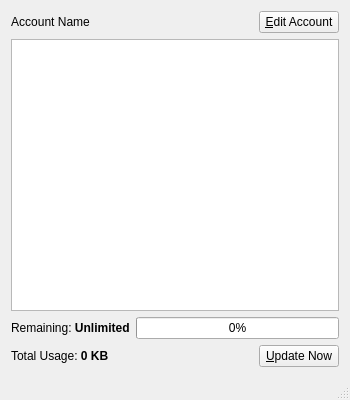
Before: the Qt Designer form mainwindow.ui in nsmgr8/BLUsage-qt4, drawn with Qt 5.
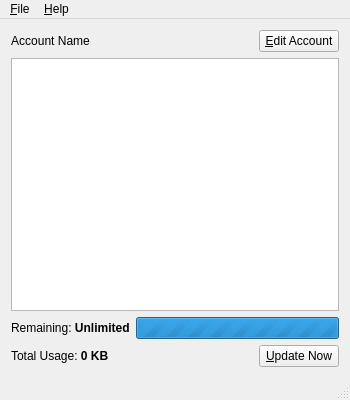
After: the same form once the commit is applied.

```diff
--- a/mainwindow.ui
+++ b/mainwindow.ui
@@ -10,6 +10,12 @@
     <height>400</height>
    </rect>
   </property>
+  <property name="sizePolicy">
+   <sizepolicy hsizetype="Fixed" vsizetype="Preferred">
+    <horstretch>0</horstretch>
+    <verstretch>0</verstretch>
+   </sizepolicy>
+  </property>
   <property name="minimumSize">
    <size>
     <width>350</width>
@@ -82,7 +88,7 @@
          <bool>true</bool>
         </property>
         <property name="maximum">
-         <number>100</number>
+         <number>0</number>
         </property>
         <property name="value">
          <number>0</number>
@@ -135,9 +141,27 @@
      <x>0</x>
      <y>0</y>
      <width>350</width>
-     <height>25</height>
+     <height>22</height>
     </rect>
    </property>
+   <widget class="QMenu" name="menuFile">
+    <property name="title">
+     <string>&amp;File</string>
+    </property>
+    <addaction name="action_Account"/>
+    <addaction name="separator"/>
+    <addaction name="action_Update"/>
+    <addaction name="separator"/>
+    <addaction name="action_Quit"/>
+   </widget>
+   <widget class="QMenu" name="menu_Help">
+    <property name="title">
+     <string>&amp;Help</string>
+    </property>
+    <addaction name="action_About"/>
+   </widget>
+   <addaction name="menuFile"/>
+   <addaction name="menu_Help"/>
   </widget>
   <action name="actionAccount">
    <property name="text">
```
Left out of the diff: 68 changed lines with no effect on the pictures.
